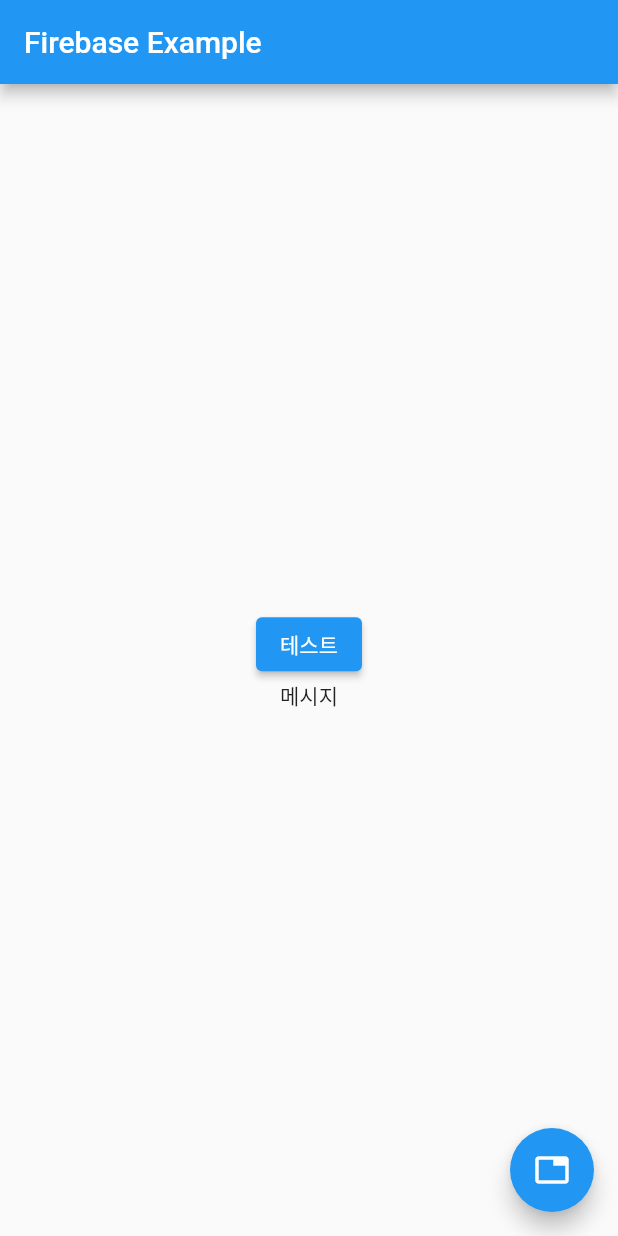
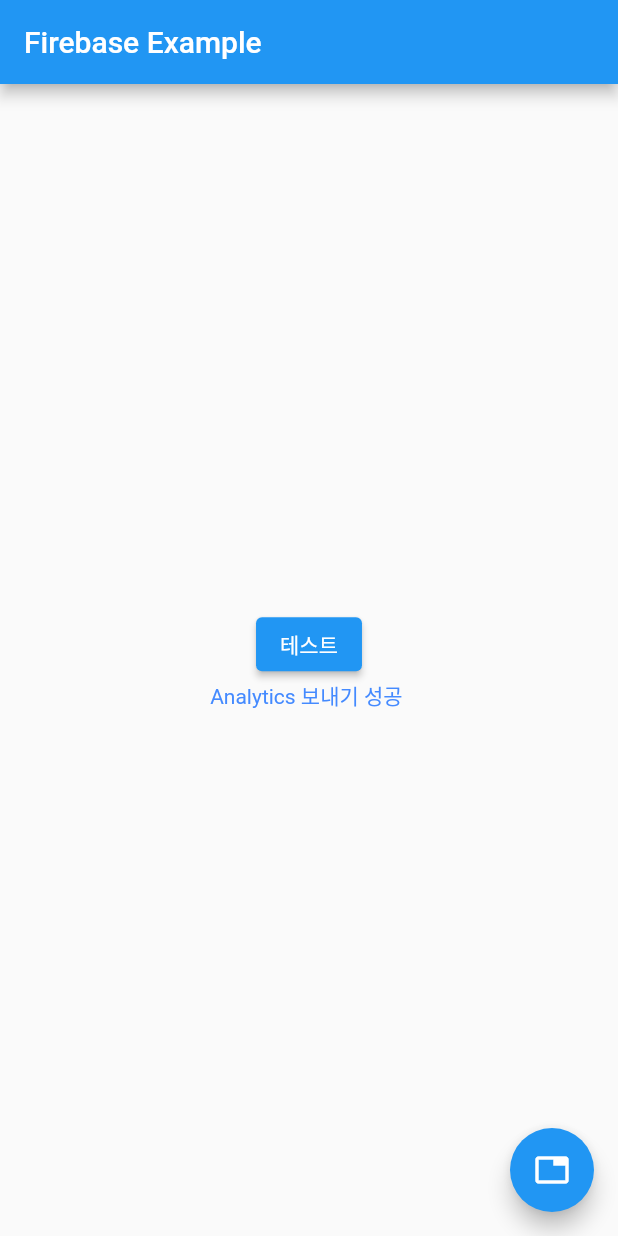
Before and after one commit to tintoll/doitflutter, a Flutter app: the screen it shows after launch, after a tap on "테스트", on a phone screen of 412 x 824 dp. Run offline on Flutter 3.47's test engine with Material 2 defaults, Android fonts, the light colour scheme and no system bars; our stand-ins replace dio, firebase_analytics, shared_preferences; accounts and stored records are empty.

Commit message:
Analytics 를 이용하여 event 보내기

```diff
--- a/firebase_example/lib/main.dart
+++ b/firebase_example/lib/main.dart
@@ -34,6 +34,27 @@
 }
 
 class _FirebaseAppState extends State<FirebaseApp> {
+  String _message = '';
+
+  void setMessage(String message) {
+    setState(() {
+      _message = message;
+    });
+  }
+
+  Future<void> _sendAnalyticsEvent() async {
+    // 애널리틱스의 logEvent를 호출해 test_event 라는 키값으로 데이터 저장
+    await widget.analytics.logEvent(
+      name: 'test_event',
+      parameters: <String, dynamic>{
+        'string' : 'hello flutter',
+        'int' : 100
+      },
+    );
+
+    setMessage('Analytics 보내기 성공 ');
+  }
+
   @override
   Widget build(BuildContext context) {
     return Scaffold(
@@ -44,10 +65,10 @@
         child: Column(
           children: [
             ElevatedButton(
-              onPressed: () {},
+              onPressed: _sendAnalyticsEvent,
               child: Text('테스트'),
             ),
-            Text('메시지'),
+            Text(_message, style: TextStyle(color: Colors.blueAccent),),
           ],
           mainAxisAlignment: MainAxisAlignment.center,
         ),
```
